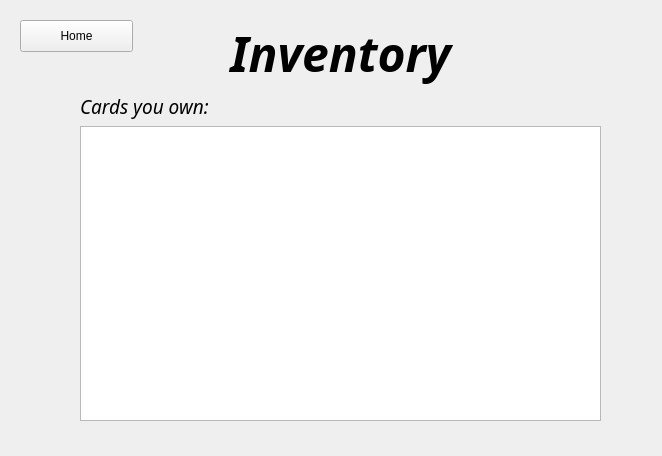
Above: Inventory.ui from fenyuchenabc/CS361Project before the change. Below: the same form after it.
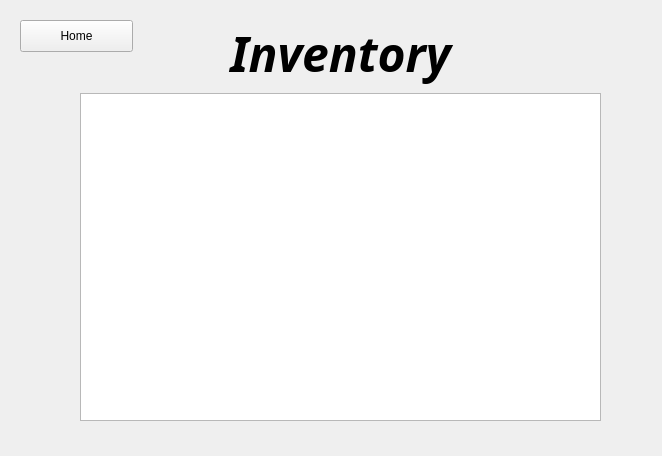
That is the form after the change.

```diff
--- a/Inventory.ui
+++ b/Inventory.ui
@@ -26,7 +26,7 @@
     <string>Home</string>
    </property>
   </widget>
-  <widget class="QWidget" name="">
+  <widget class="QWidget" name="layoutWidget">
    <property name="geometry">
     <rect>
      <x>80</x>
@@ -57,22 +57,8 @@
     </item>
     <item>
      <layout class="QGridLayout" name="gridLayout">
-      <item row="1" column="0">
-       <widget class="QTextBrowser" name="textBrowser"/>
-      </item>
       <item row="0" column="0">
-       <widget class="QLabel" name="label_2">
-        <property name="font">
-         <font>
-          <family>Optima</family>
-          <pointsize>14</pointsize>
-          <italic>true</italic>
-         </font>
-        </property>
-        <property name="text">
-         <string>Cards you own:</string>
-        </property>
-       </widget>
+       <widget class="QTableWidget" name="tableWidget"/>
       </item>
      </layout>
     </item>
```
